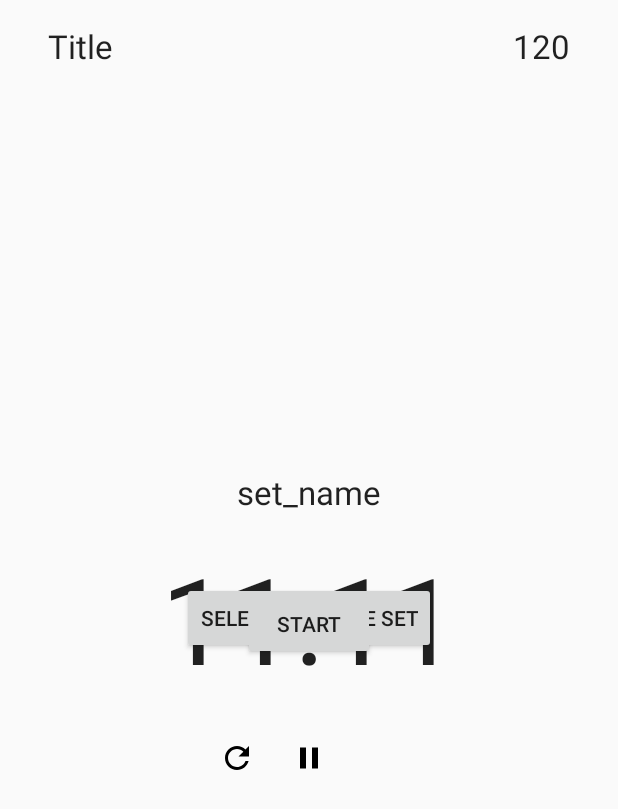
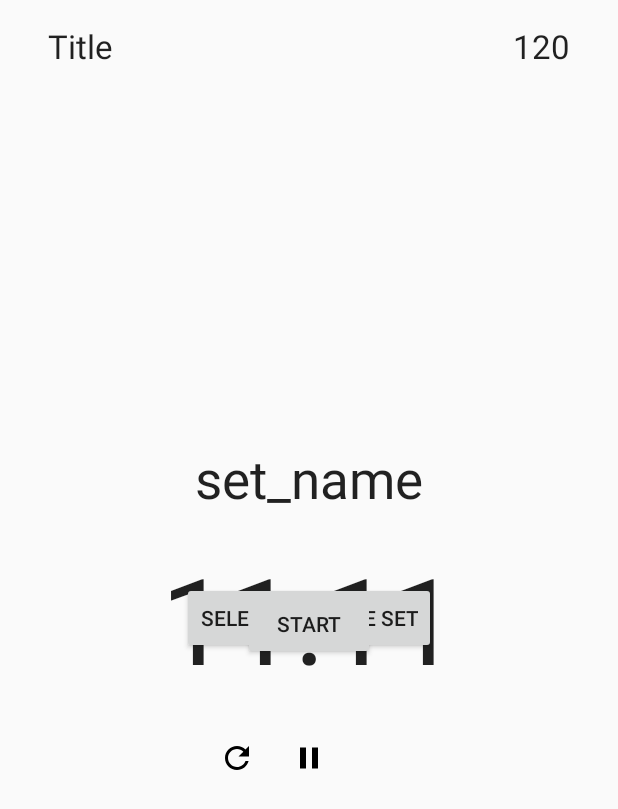
Before and after one commit to anupkunwar123/exercisetimer, an Android app: the layout fragment_timer.xml on its own in the app's theme, with its tools: preview values and no code run, on a phone screen of 412 x 824 dp. Shown: the top 809 px of the screen. Run offline under Robolectric (Android 15) with nearby library versions, the phone set to English and light mode, and no system bars.

Commit message:
minor changes

```diff
--- a/app/src/main/java/com/anupkunwar/exercisetimer/MainActivity.kt
+++ b/app/src/main/java/com/anupkunwar/exercisetimer/MainActivity.kt
@@ -1,12 +1,10 @@
 package com.anupkunwar.exercisetimer
 
+import android.os.Bundle
 import androidx.appcompat.app.AppCompatActivity
-import android.os.Bundle
-import android.os.Handler
-import android.os.Looper
-import android.os.Message
 
 class MainActivity : AppCompatActivity() {
+
 
     override fun onCreate(savedInstanceState: Bundle?) {
         super.onCreate(savedInstanceState)
--- a/app/src/main/java/com/anupkunwar/exercisetimer/model/ExerciseItem.kt
+++ b/app/src/main/java/com/anupkunwar/exercisetimer/model/ExerciseItem.kt
@@ -5,6 +5,7 @@ import androidx.recyclerview.widget.DiffUtil
 import androidx.room.*
 import com.google.gson.Gson
 import com.google.gson.reflect.TypeToken
+import kotlinx.coroutines.ExperimentalCoroutinesApi
 import kotlinx.coroutines.flow.Flow
 import kotlinx.coroutines.flow.distinctUntilChanged
 
@@ -111,6 +112,7 @@ abstract class ExerciseDao {
     @Query("SELECT * FROM exercise ORDER BY id DESC")
     abstract fun getExercise(): Flow<List<Exercise>>
 
+    @ExperimentalCoroutinesApi
     fun getDistinctExercise() = getExercise().distinctUntilChanged()
 }
 
--- a/app/src/main/java/com/anupkunwar/exercisetimer/ui/TimerFragment.kt
+++ b/app/src/main/java/com/anupkunwar/exercisetimer/ui/TimerFragment.kt
@@ -9,12 +9,13 @@ import android.os.IBinder
 import android.view.LayoutInflater
 import android.view.View
 import android.view.ViewGroup
+import androidx.core.view.isGone
 import androidx.fragment.app.Fragment
 import androidx.lifecycle.Observer
 import androidx.navigation.fragment.findNavController
 import com.anupkunwar.exercisetimer.R
+import com.anupkunwar.exercisetimer.databinding.FragmentTimerBinding
 import com.anupkunwar.exercisetimer.service.TimerService
-import com.anupkunwar.exercisetimer.databinding.FragmentTimerBinding
 
 /**
  * A simple [Fragment] subclass.
--- a/app/src/main/res/layout/fragment_timer.xml
+++ b/app/src/main/res/layout/fragment_timer.xml
@@ -7,7 +7,7 @@
 
         <import type="android.view.View" />
 
-        <import type="com.anupkunwar.exercisetimer.service.TimerService" />
+        <import type="com.anupkunwar.exercisetimer.service.TimerService.State" />
 
         <variable
             name="stateLiveData"
@@ -42,7 +42,7 @@
             android:layout_height="wrap_content"
             android:layout_gravity="center"
             android:text="@string/select_exercise_set"
-            android:visibility="@{stateLiveData == null || stateLiveData == State.NONE ? View.VISIBLE : View.GONE}"
+            android:visibility="@{stateLiveData == null || stateLiveData == State.NONE ? View.VISIBLE : View.INVISIBLE}"
             app:layout_constraintBottom_toBottomOf="parent"
             app:layout_constraintEnd_toEndOf="parent"
             app:layout_constraintStart_toStartOf="parent"
@@ -67,6 +67,7 @@
             android:layout_marginBottom="16dp"
             android:gravity="center"
             android:textAppearance="@style/TextAppearance.AppCompat.Large"
+            android:textSize="35sp"
             android:visibility="@{stateLiveData != null &amp;&amp; stateLiveData == State.EXERCISE_RUNNING ? View.VISIBLE : View.GONE}"
             app:layout_constraintBottom_toTopOf="@id/timerTextView"
             app:layout_constraintEnd_toEndOf="parent"
```
